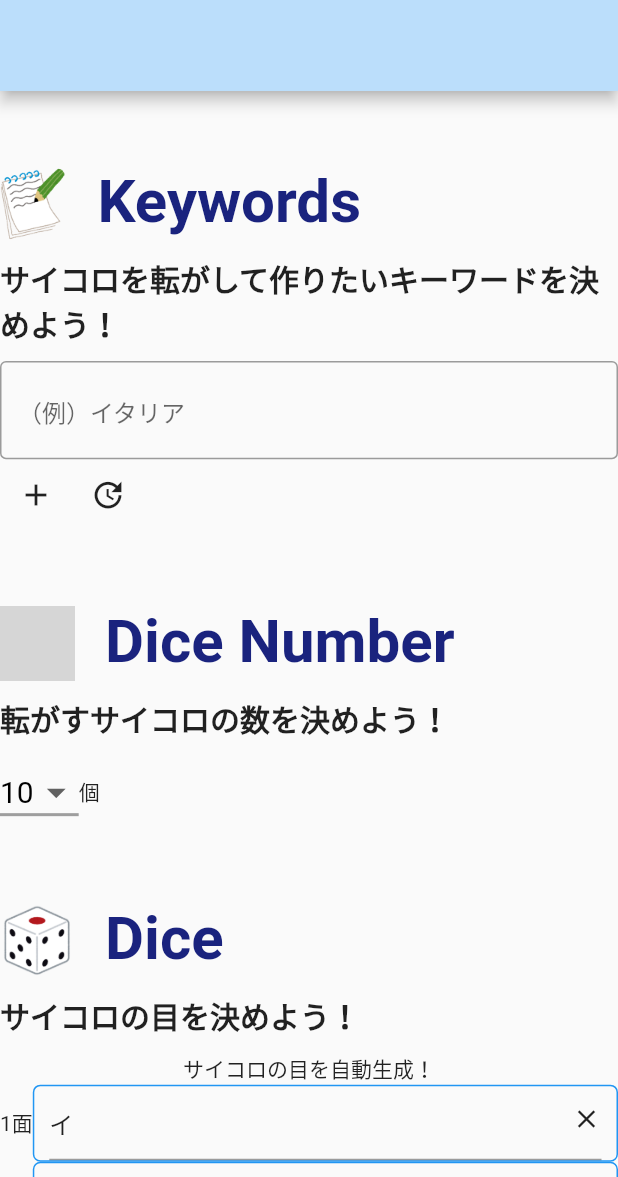
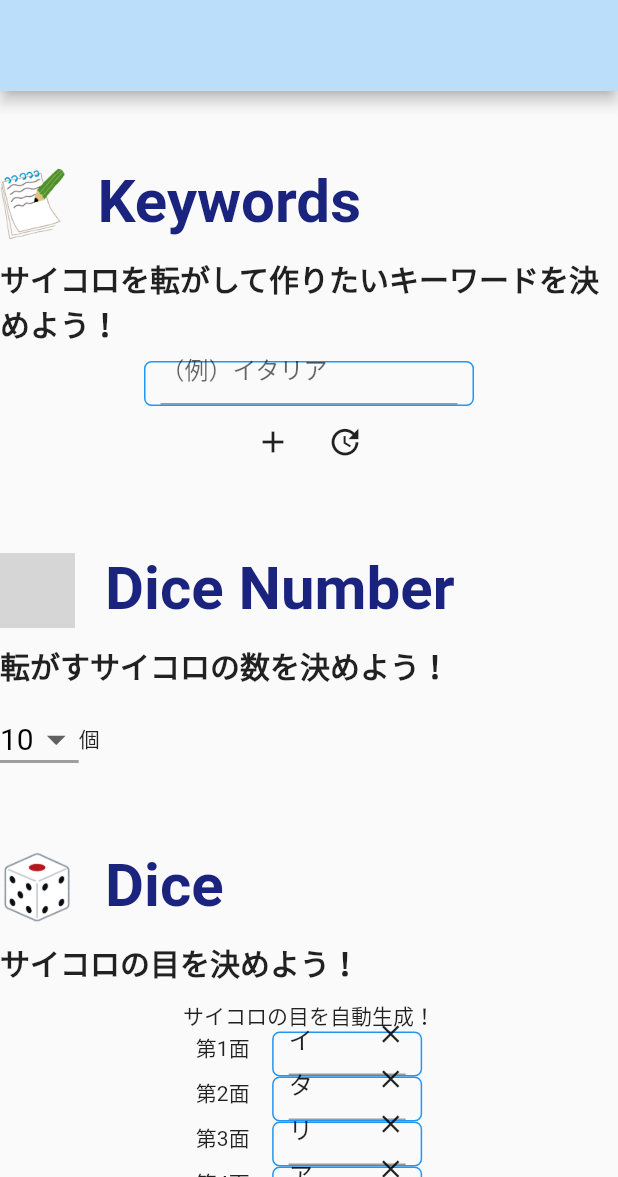
Before and after one commit to acannie/johinkodice, a Flutter app: the screen it shows after launch, after a tap on the "add" icon, after a tap on the "update" icon, on a phone screen of 412 x 824 dp, the part 59-1236 px from its top. Run offline on Flutter 3.47's test engine with Material 2 defaults, Android fonts, the phone set to English and light mode, and no system bars; missing offline and left inert: dart:html; grey boxes are pictures that could not be loaded.

Commit message:
code: TextField の縦横幅を制限。

```diff
--- a/lib/define_dice.dart
+++ b/lib/define_dice.dart
@@ -27,11 +27,16 @@ class DefineDice extends StatelessWidget {
             textFieldControllers
                 .add(TextEditingController(text: nkoController.dices[index]));
 
-            return Row(
-              children: [
-                Text((index + 1).toString() + "面"),
-                Expanded(
-                  child: Container(
+            return Align(
+              alignment: Alignment.center,
+              child: Wrap(
+                // mainAxisAlignment: MainAxisAlignment.center,
+                children: [
+                  Text("第" + (index + 1).toString() + "面"),
+                  SizedBox(width: 15),
+                  Container(
+                    height: 30,
+                    width: 100,
                     padding: const EdgeInsets.symmetric(horizontal: 10),
                     decoration: BoxDecoration(
                       border: Border.all(color: Colors.blue),
@@ -58,12 +63,13 @@ class DefineDice extends StatelessWidget {
                       },
                     ),
                   ),
-                ),
-              ],
+                ],
+              ),
             );
           },
         ),
         Row(
+          mainAxisAlignment: MainAxisAlignment.center,
           children: [
             // 新規作成ボタン
             IconButton(
--- a/lib/define_keywords.dart
+++ b/lib/define_keywords.dart
@@ -22,14 +22,21 @@ class DefineKeywords extends StatelessWidget {
             textFieldControllers.add(
                 TextEditingController(text: nkoController.keywords[index]));
             return Row(
+              mainAxisAlignment: MainAxisAlignment.center,
               children: <Widget>[
-                Expanded(
+                Container(
+                  height: 30,
+                  width: 220,
+                  padding: const EdgeInsets.symmetric(horizontal: 10),
+                  decoration: BoxDecoration(
+                    border: Border.all(color: Colors.blue),
+                    borderRadius: BorderRadius.circular(5),
+                  ),
                   child: TextField(
                     inputFormatters: [
                       LengthLimitingTextInputFormatter(10),
                     ],
                     decoration: InputDecoration(
-                      border: OutlineInputBorder(),
                       hintText: "（例）イタリア",
                       suffix: InkWell(
                         child: const Icon(Icons.close, size: 20),
@@ -51,6 +58,7 @@ class DefineKeywords extends StatelessWidget {
           },
         ),
         Row(
+          mainAxisAlignment: MainAxisAlignment.center,
           children: [
             // 新規作成ボタン
             IconButton(
@@ -69,7 +77,7 @@ class DefineKeywords extends StatelessWidget {
               },
             ),
           ],
-        )
+        ),
       ],
     );
   }
--- a/lib/view.dart
+++ b/lib/view.dart
@@ -57,6 +57,7 @@ class Johindice extends StatelessWidget {
                   ),
                   JohinkodiceLayout.discription("サイコロを転がそう！"),
                   PlayJohindice(),
+                  const Padding(padding: EdgeInsets.symmetric(vertical: 30)),
                 ],
               ),
             ),
```
